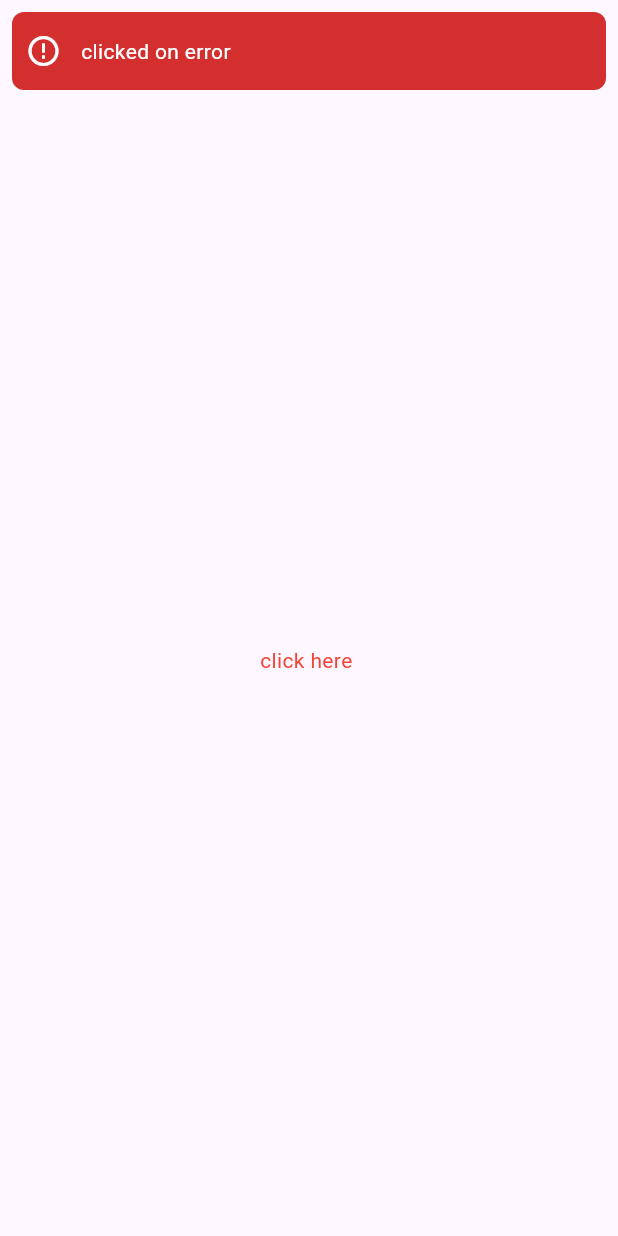
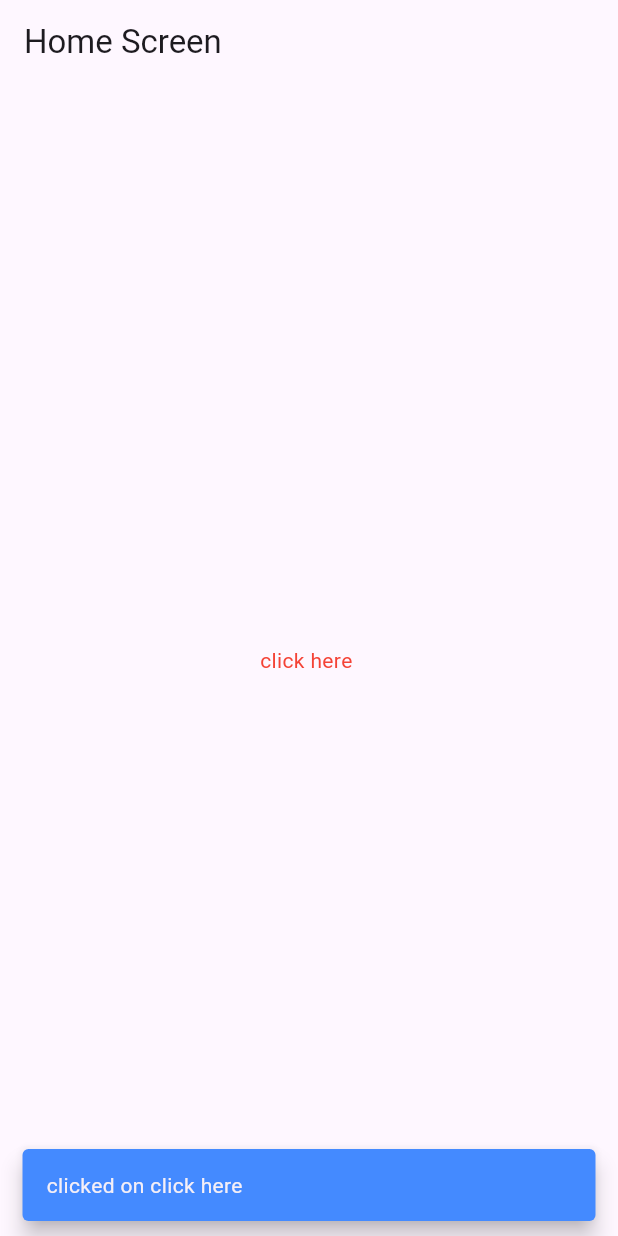
Before and after one commit to MaheshVenuFlutter/flutter-mvvm-example-app, a Flutter app: the screen it shows after launch, after a tap on "click here", on a phone screen of 412 x 824 dp. Run offline on Flutter 3.47's test engine with Material 3 defaults, Android fonts, the phone set to English and light mode, and no system bars; drawn by our look-alikes of another_flushbar; our stand-ins replace fluttertoast.

Commit message:
utils updated with showSnackBar,flushBarErrorMessage,toastMessage,

```diff
--- a/lib/utils/utils.dart
+++ b/lib/utils/utils.dart
@@ -1,40 +1,48 @@
 import 'package:flutter/material.dart';
 import 'package:fluttertoast/fluttertoast.dart';
 import 'package:another_flushbar/flushbar.dart';
-import 'package:another_flushbar/flushbar_route.dart';
 
 class Utils {
-  // Static method to show a custom styled toast message
+  /// Shows a custom-styled toast message using `fluttertoast`
   static Future<bool?> toastMessage(String message) {
     return Fluttertoast.showToast(
       msg: message,
-      backgroundColor: Colors.black87,       // Dark background
-      textColor: Colors.white,               // Bright text for contrast
-      fontSize: 16.0,                         // Readable font size
-      toastLength: Toast.LENGTH_LONG,        // Display duration
-      gravity: ToastGravity.BOTTOM,          // Position on screen
-      timeInSecForIosWeb: 3                  // For iOS & Web
+      backgroundColor: Colors.black87,         // Dark background for visibility
+      textColor: Colors.white,                 // White text for contrast
+      fontSize: 16.0,                           // Readable text size
+      toastLength: Toast.LENGTH_LONG,          // Duration of toast
+      gravity: ToastGravity.BOTTOM,            // Toast position
+      timeInSecForIosWeb: 3                    // Duration for iOS/Web
     );
   }
 
-  // Static method to show a styled error flushbar message
+  /// Shows a red flushbar error message at the top of the screen
   static void flushBarErrorMessage(String message, BuildContext context) {
-    showFlushbar(
-      context: context,
-      flushbar: Flushbar(
-        message: message,
-        backgroundColor: Colors.red.shade700,
-        duration: const Duration(seconds: 3),
-        margin: const EdgeInsets.all(8),
-        borderRadius: BorderRadius.circular(8),
-        icon: const Icon(
-          Icons.error_outline,
-          color: Colors.white,
-        ),
-        flushbarPosition: FlushbarPosition.TOP,
-        animationDuration: const Duration(milliseconds: 500),
-        forwardAnimationCurve: Curves.easeIn,
-      )..show(context),
+    Flushbar(
+      message: message,
+      backgroundColor: Colors.red.shade700,          // Error-style red
+      duration: const Duration(seconds: 3),          // Auto dismiss after 3s
+      margin: const EdgeInsets.all(8),               // Outer margin
+      borderRadius: BorderRadius.circular(8),        // Rounded corners
+      icon: const Icon(
+        Icons.error_outline,
+        color: Colors.white,
+      ),
+      flushbarPosition: FlushbarPosition.TOP,        // Show from top
+      animationDuration: const Duration(milliseconds: 500), // Smooth animation
+      forwardAnimationCurve: Curves.easeIn,          // Animation curve
+    ).show(context); // Cascade: show flushbar immediately
+  }
+
+  /// Shows a floating snackbar with the given message
+  static void showSnackBar(String message, BuildContext context) {
+    ScaffoldMessenger.of(context).showSnackBar(
+      SnackBar(
+        content: Text(message),
+        backgroundColor: Colors.blueAccent,         // Blue background
+        behavior: SnackBarBehavior.floating,        // Detaches from bottom
+        duration: const Duration(seconds: 3),       // Duration visible
+      ),
     );
   }
 }
--- a/lib/view/home_screen.dart
+++ b/lib/view/home_screen.dart
@@ -16,7 +16,8 @@ class _HomeScreenState extends State<HomeScreen> {
         onTap: (){
             // Navigator.pushNamed(context, RouteNames.loginScreen);
           // Utils.toastMessage("taped on click here");
-          Utils.flushBarErrorMessage("clicked on error", context);
+         // Utils.flushBarErrorMessage("clicked on error", context);
+         Utils.showSnackBar("clicked on click here ", context);
         },
         child: Text("click here ",style: TextStyle(color: Colors.red),)),),);
   }
```
